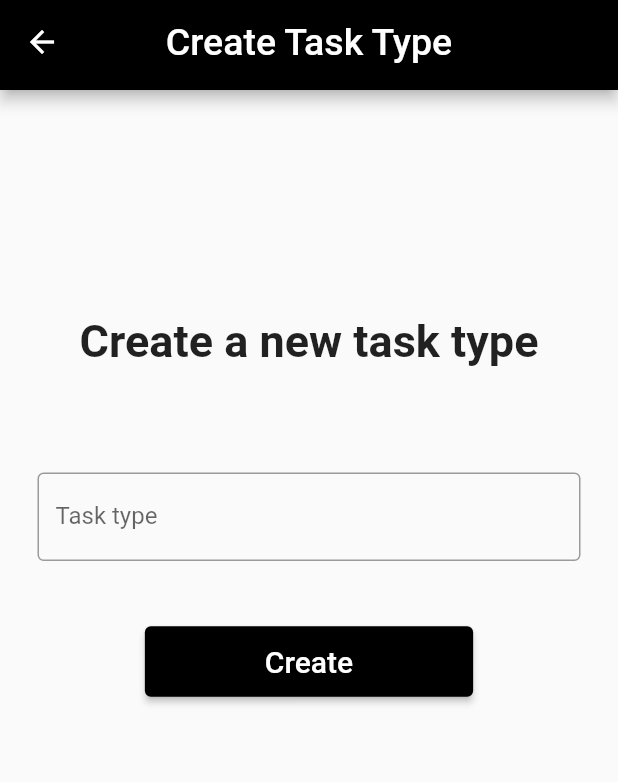
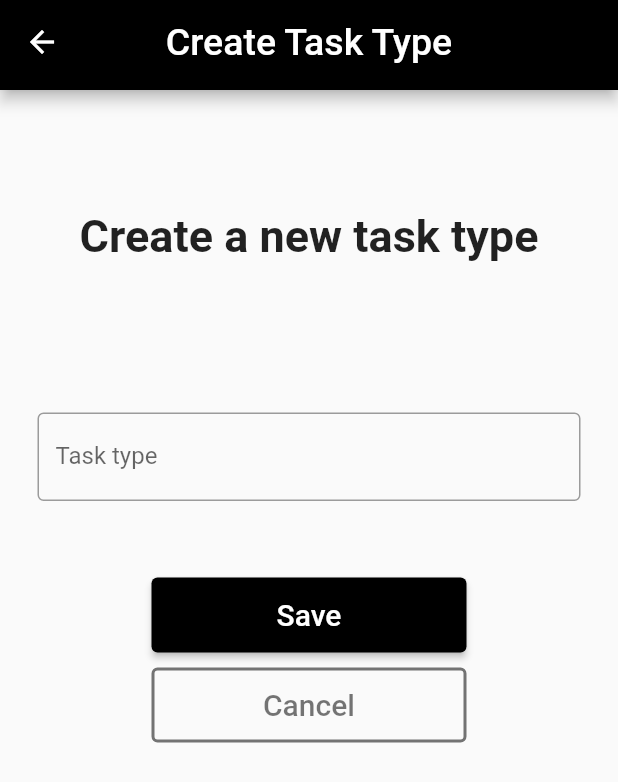
Before and after one commit to WindowsCrashed/TodoAppUni, a Flutter app: the CreateTaskType screen opened by its route, on a phone screen of 412 x 824 dp. Shown: the top 782 px of the screen. Run offline on Flutter 3.47's test engine with Material 2 defaults, Android fonts, the phone set to English and light mode, and no system bars.

Commit message:
Implemented creation of task types

```diff
--- /dev/null
+++ b/lib/models/validation_response.dart
@@ -0,0 +1,6 @@
+class ValidationResponse {
+  bool response;
+  String message;
+
+  ValidationResponse({this.response = false, this.message = ''});
+}
--- a/lib/pages/create_task_type.dart
+++ b/lib/pages/create_task_type.dart
@@ -1,5 +1,7 @@
 import 'package:flutter/material.dart';
+import 'package:todo_app_uni/models/validation_response.dart';
 import 'package:todo_app_uni/widgets/app_appbar.dart';
+import 'package:todo_app_uni/services/task_type_service.dart';
 
 class CreateTaskType extends StatefulWidget {
   const CreateTaskType({Key? key}) : super(key: key);
@@ -10,8 +12,24 @@ class CreateTaskType extends StatefulWidget {
 
 class _CreateTaskTypeState extends State<CreateTaskType> {
   final _formKey = GlobalKey<FormState>();
+  final _taskTypeService = TaskTypeService();
 
   final TextEditingController fieldController = TextEditingController();
+
+  void save() {
+    if (_formKey.currentState!.validate()) {
+      FocusScope.of(context).unfocus();
+      ValidationResponse response = _taskTypeService.addTaskType(fieldController.text);
+      if (response.response) {
+        Navigator.pop(context);
+      }
+      ScaffoldMessenger.of(context).showSnackBar(SnackBar(content: Text(response.message)));
+    }
+  }
+
+  void cancel() {
+    Navigator.pop(context);
+  }
 
   @override void dispose() {
     fieldController.dispose();
@@ -29,21 +47,20 @@ class _CreateTaskTypeState extends State<CreateTaskType> {
           margin: const EdgeInsets.symmetric(vertical: 80, horizontal: 25),
           child: GestureDetector(
             child: Column(
-              // mainAxisAlignment: MainAxisAlignment.spaceEvenly,
               children: [
-                Container(
-                  margin: const EdgeInsets.symmetric(vertical: 70),
-                  child: const Text('Create a new task type',
+                const Text('Create a new task type',
                   style: TextStyle(
                     fontSize: 30,
                     fontWeight: FontWeight.bold
                   ),
                 ),
+                const SizedBox(
+                  height: 100,
                 ),
                 Form(
                   key: _formKey,
                   child: SizedBox(
-                    height: 150,
+                    height: 220,
                     child: Column(
                       mainAxisAlignment: MainAxisAlignment.spaceBetween,
                       children: [
@@ -60,23 +77,45 @@ class _CreateTaskTypeState extends State<CreateTaskType> {
                             return null;
                           },
                         ),
-                        ElevatedButton(
-                            onPressed: () {
-                              if (_formKey.currentState!.validate()) {
-                                ScaffoldMessenger.of(context).showSnackBar(
-                                  SnackBar(content: Text(fieldController.text))
-                                );
-                              }
-                            },
+                        SizedBox(
+                          height: 110,
+                          child: Column(
+                            mainAxisAlignment: MainAxisAlignment.spaceBetween,
+                            children: [
+                              SizedBox(
+                                height: 50,
+                                width: 210,
+                                child: ElevatedButton(
+                                    onPressed: save,
                                     style: ElevatedButton.styleFrom(
                                       backgroundColor: Colors.black,
                                       padding: const EdgeInsets.symmetric(horizontal: 80, vertical: 12),
                                     ),
-                            child: const Text('Create',
+                                    child: const Text('Save',
                                       style: TextStyle(
                                         fontSize: 20
                                       ),
                                     )
+                                ),
+                              ),
+                              SizedBox(
+                                height: 50,
+                                width: 210,
+                                child: OutlinedButton(
+                                    onPressed: cancel,
+                                    style: OutlinedButton.styleFrom(
+                                      foregroundColor: Colors.black54,
+                                      side: const BorderSide(width: 2, color: Colors.black54)
+                                    ),
+                                    child: const Text('Cancel',
+                                      style: TextStyle(
+                                          fontSize: 20
+                                      ),
+                                    )
+                                ),
+                              ),
+                            ],
+                          ),
                         )
                       ],
                     ),
```
Also changed, not shown: lib/services/task_type_service.dart (added, +23 -0 lines). Lines whose indentation alone changed are shown as unchanged.
